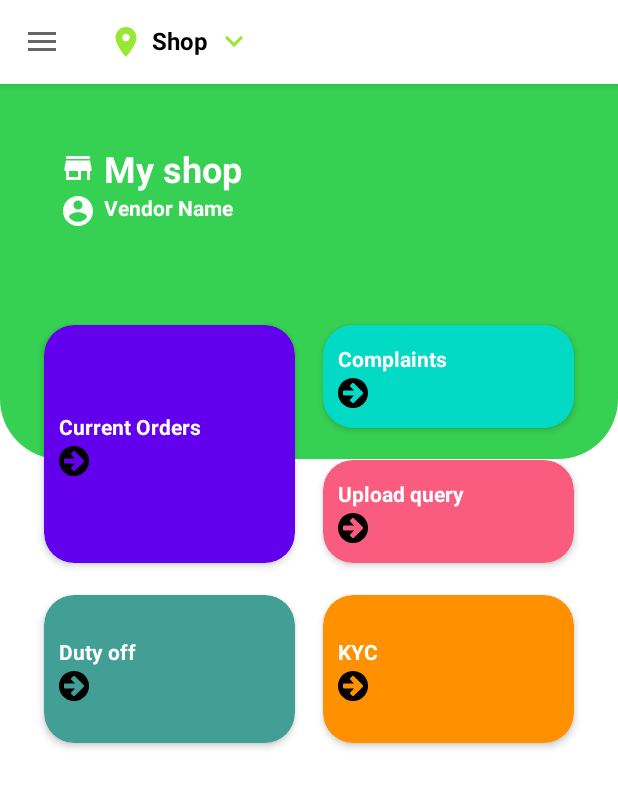
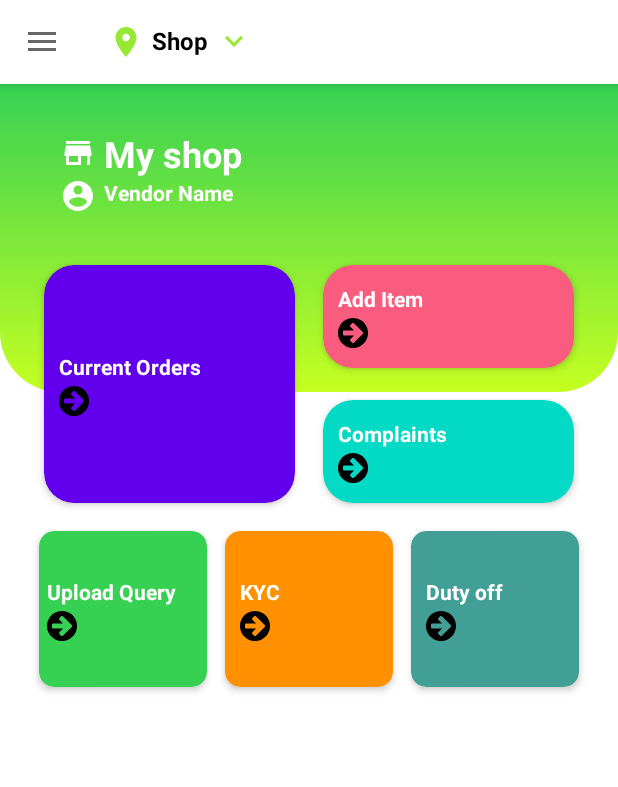
Before and after one commit to Aqibm34/Locartdoor_Vendor, an Android app: the Home screen opened directly, with no data from a screen before it, on a phone screen of 412 x 824 dp. Shown: the top 787 px of the screen. Run offline under Robolectric (Android 15) with nearby library versions, the phone set to English and light mode, and no system bars.

Commit message:
by Mohd Aquib 2-06-2020

```diff
--- a/app/src/main/java/aquib/mohd/locartdoorvendor/Fragments/Home.java
+++ b/app/src/main/java/aquib/mohd/locartdoorvendor/Fragments/Home.java
@@ -22,7 +22,7 @@ public class Home extends Fragment {
         // Required empty public constructor
     }
     private TextView vendorname,shopname;
-    private CardView orderCV,complaints_CV,query_CV,dutyoff_CV,kyc_CV;
+    private CardView orderCV,complaints_CV,query_CV,dutyoff_CV,kyc_CV,addCV;
 
 
     @Override
@@ -38,12 +38,14 @@ public class Home extends Fragment {
         query_CV = v.findViewById(R.id.query_CV);
         dutyoff_CV = v.findViewById(R.id.duty_offCV);
         kyc_CV = v.findViewById(R.id.kyc_CV);
+        addCV = v.findViewById(R.id.add_prod_CV);
 
         orderCV.setOnClickListener(order_lis);
         complaints_CV.setOnClickListener(complaints_lis);
         query_CV.setOnClickListener(query_lis);
         dutyoff_CV.setOnClickListener(duty_lis);
         kyc_CV.setOnClickListener(kyc_lis);
+        addCV.setOnClickListener(add_lis);
 
         return v;
     }
@@ -82,6 +84,12 @@ public class Home extends Fragment {
             loadFragment(new Duty_off());
         }
     };
+    private View.OnClickListener add_lis = new View.OnClickListener() {
+        @Override
+        public void onClick(View view) {
+            loadFragment(new chooseProductCategory());
+        }
+    };
 
     private void loadFragment(Fragment fragment){
 
--- /dev/null
+++ b/app/src/main/java/aquib/mohd/locartdoorvendor/Fragments/chooseProductCategory.java
@@ -0,0 +1,24 @@
+package aquib.mohd.locartdoorvendor.Fragments;
+
+import android.os.Bundle;
+import androidx.fragment.app.Fragment;
+import android.view.LayoutInflater;
+import android.view.View;
+import android.view.ViewGroup;
+import aquib.mohd.locartdoorvendor.R;
+
+public class chooseProductCategory extends Fragment {
+
+    public chooseProductCategory() {
+        // Required empty public constructor
+    }
+    @Override
+    public View onCreateView(LayoutInflater inflater, ViewGroup container,
+                             Bundle savedInstanceState) {
+        // Inflate the layout for this fragment
+
+        View v = inflater.inflate(R.layout.fragment_choose_product_category, container, false);
+
+        return v;
+    }
+}
--- a/app/src/main/res/drawable/dash_back.xml
+++ b/app/src/main/res/drawable/dash_back.xml
@@ -1,7 +1,14 @@
 <?xml version="1.0" encoding="utf-8"?>
 <shape xmlns:android="http://schemas.android.com/apk/res/android"
     android:shape="rectangle">
-<solid android:color="@color/greenD"/>
+
+   <gradient android:angle="-45"
+       android:startColor="@color/greenD"
+       android:centerColor="@color/login_btn_color"
+       android:endColor="@color/login_btn_color"
+       android:centerY="10"/>
+
+
    <corners android:bottomLeftRadius="40dp"
        android:bottomRightRadius="40dp"/>
 </shape>
--- /dev/null
+++ b/app/src/main/res/layout/fragment_choose_product_category.xml
@@ -0,0 +1,17 @@
+<?xml version="1.0" encoding="utf-8"?>
+<LinearLayout xmlns:android="http://schemas.android.com/apk/res/android"
+    xmlns:tools="http://schemas.android.com/tools"
+    android:layout_width="match_parent"
+    android:layout_height="match_parent"
+    android:background="@color/white"
+    android:clickable="true"
+    android:focusable="true"
+    tools:context=".Fragments.chooseProductCategory">
+
+    <!-- TODO: Update blank fragment layout -->
+    <TextView
+        android:layout_width="match_parent"
+        android:layout_height="match_parent"
+        android:text="Hello" />
+
+</LinearLayout>
--- a/app/src/main/res/layout/fragment_home.xml
+++ b/app/src/main/res/layout/fragment_home.xml
@@ -8,13 +8,13 @@
 
     <FrameLayout
         android:layout_width="match_parent"
-        android:layout_height="250dp"
+        android:layout_height="205dp"
         android:background="@drawable/dash_back"/>
 
     <TextView
         android:id="@+id/shop_name_tv"
         android:layout_marginStart="40dp"
-        android:layout_marginTop="40dp"
+        android:layout_marginTop="30dp"
         android:layout_width="wrap_content"
         android:layout_height="wrap_content"
         android:textColor="@color/white"
@@ -41,7 +41,7 @@
     <LinearLayout
     android:layout_width="match_parent"
     android:layout_height="wrap_content"
-    android:layout_marginTop="150dp"
+    android:layout_marginTop="110dp"
     android:orientation="vertical">
 
 
@@ -98,6 +98,43 @@
 
 
             <androidx.cardview.widget.CardView
+                android:id="@+id/add_prod_CV"
+                android:layout_columnWeight="1"
+                android:layout_rowWeight="1"
+                android:layout_width="fill_parent"
+                android:layout_height="0dp"
+                android:layout_weight="1"
+                app:cardCornerRadius="20dp"
+                app:cardElevation="3dp"
+                app:cardUseCompatPadding="true"
+                app:cardBackgroundColor="@color/pink"
+                android:foreground="?selectableItemBackground">
+
+                <LinearLayout
+                    android:layout_width="wrap_content"
+                    android:layout_height="wrap_content"
+                    android:layout_gravity="center|start"
+                    android:layout_marginStart="10dp"
+                    android:orientation="vertical"
+                    tools:ignore="UseCompoundDrawables">
+                    <TextView
+                        android:layout_width="100dp"
+                        android:layout_height="wrap_content"
+                        android:textColor="@color/white"
+                        android:textStyle="bold"
+                        android:text="Add Item"/>
+
+                    <ImageView
+                        android:layout_width="20dp"
+                        android:layout_height="20dp"
+                        android:layout_marginTop="3dp"
+                        android:src="@drawable/ic_arrow_right"
+                        android:contentDescription="@string/arrow" />
+                </LinearLayout>
+            </androidx.cardview.widget.CardView>
+
+
+            <androidx.cardview.widget.CardView
                 android:id="@+id/complaints_CV"
                 android:layout_columnWeight="1"
                 android:layout_rowWeight="1"
@@ -133,41 +170,6 @@
                 </LinearLayout>
             </androidx.cardview.widget.CardView>
 
-            <androidx.cardview.widget.CardView
-                android:id="@+id/query_CV"
-                android:layout_columnWeight="1"
-                android:layout_rowWeight="1"
-                android:layout_width="fill_parent"
-                android:layout_height="0dp"
-                android:layout_weight="1"
-                app:cardCornerRadius="20dp"
-                app:cardElevation="3dp"
-                app:cardUseCompatPadding="true"
-                app:cardBackgroundColor="@color/pink"
-                android:foreground="?selectableItemBackground">
-
-                <LinearLayout
-                    android:layout_width="wrap_content"
-                    android:layout_height="wrap_content"
-                    android:layout_gravity="center|start"
-                    android:layout_marginStart="10dp"
-                    android:orientation="vertical"
-                    tools:ignore="UseCompoundDrawables">
-                    <TextView
-                        android:layout_width="100dp"
-                        android:layout_height="wrap_content"
-                        android:textColor="@color/white"
-                        android:textStyle="bold"
-                        android:text="Upload query"/>
-
-                    <ImageView
-                        android:layout_width="20dp"
-                        android:layout_height="20dp"
-                        android:layout_marginTop="3dp"
-                        android:src="@drawable/ic_arrow_right"
-                        android:contentDescription="@string/arrow" />
-                </LinearLayout>
-            </androidx.cardview.widget.CardView>
         </LinearLayout>
 
 
@@ -181,14 +183,14 @@
         android:orientation="horizontal">
 
     <androidx.cardview.widget.CardView
-        android:id="@+id/duty_offCV"
+        android:id="@+id/query_CV"
         android:layout_columnWeight="1"
         android:layout_rowWeight="1"
         android:layout_width="0dp"
         android:layout_weight="1"
         android:layout_height="120dp"
-        app:cardCornerRadius="20dp"
-        app:cardBackgroundColor="@color/l_blue"
+        app:cardCornerRadius="10dp"
+        app:cardBackgroundColor="@color/greenD"
         app:cardElevation="3dp"
         app:cardUseCompatPadding="true"
         android:foreground="?selectableItemBackground">
@@ -197,15 +199,15 @@
             android:layout_width="wrap_content"
             android:layout_height="wrap_content"
             android:layout_gravity="center|start"
-            android:layout_marginStart="10dp"
+            android:layout_marginStart="5dp"
             android:orientation="vertical"
             tools:ignore="UseCompoundDrawables">
             <TextView
-                android:layout_width="80dp"
+                android:layout_width="wrap_content"
                 android:layout_height="wrap_content"
                 android:textColor="@color/white"
                 android:textStyle="bold"
-                android:text="Duty off"/>
+                android:text="Upload Query"/>
 
             <ImageView
                 android:layout_width="20dp"
@@ -224,7 +226,7 @@
             android:layout_width="0dp"
             android:layout_weight="1"
             android:layout_height="120dp"
-            app:cardCornerRadius="20dp"
+            app:cardCornerRadius="10dp"
             app:cardBackgroundColor="@color/l_yellow"
             app:cardElevation="3dp"
             app:cardUseCompatPadding="true"
@@ -253,6 +255,44 @@
             </LinearLayout>
         </androidx.cardview.widget.CardView>
 
+
+        <androidx.cardview.widget.CardView
+            android:id="@+id/duty_offCV"
+            android:layout_columnWeight="1"
+            android:layout_rowWeight="1"
+            android:layout_width="0dp"
+            android:layout_weight="1"
+            android:layout_height="120dp"
+            app:cardCornerRadius="10dp"
+            app:cardBackgroundColor="@color/l_blue"
+            app:cardElevation="3dp"
+            app:cardUseCompatPadding="true"
+            android:foreground="?selectableItemBackground">
+
+            <LinearLayout
+                android:layout_width="wrap_content"
+                android:layout_height="wrap_content"
+                android:layout_gravity="center|start"
+                android:layout_marginStart="10dp"
+                android:orientation="vertical"
+                tools:ignore="UseCompoundDrawables">
+                <TextView
+                    android:layout_width="80dp"
+                    android:layout_height="wrap_content"
+                    android:textColor="@color/white"
+                    android:textStyle="bold"
+                    android:text="Duty off"/>
+
+                <ImageView
+                    android:layout_width="20dp"
+                    android:layout_height="20dp"
+                    android:layout_marginTop="3dp"
+                    android:src="@drawable/ic_arrow_right"
+                    android:contentDescription="@string/arrow" />
+            </LinearLayout>
+        </androidx.cardview.widget.CardView>
+
+
     </LinearLayout>
 </LinearLayout>
 </RelativeLayout>
```
